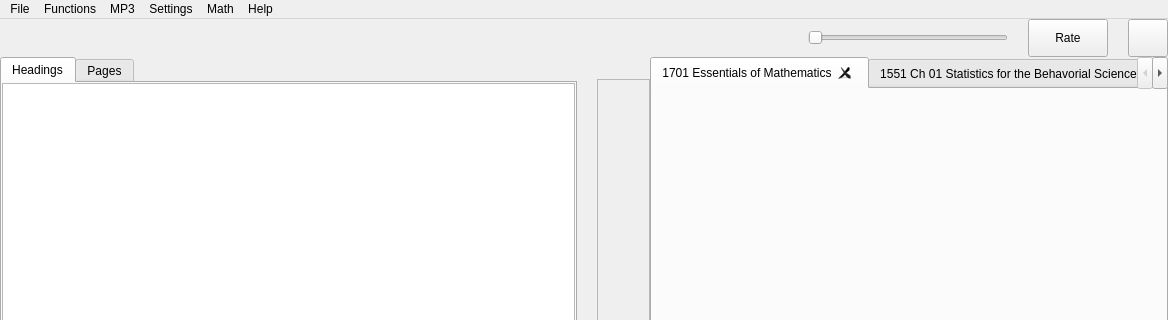
Old version of the form src/forms/mainwindow.ui in the repository DinoZAR/CentralAccessReader; both pictures show x 0 to 1168 and y 0 to 320 of the 1168 by 761 pixel window.
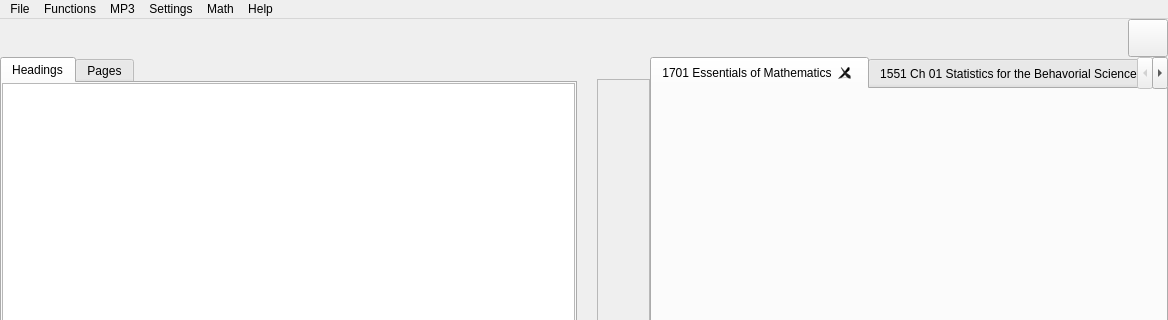
New version of the form. Icons and pictures are not drawn. Custom widgets are drawn as their Qt base class.

Patch:
```diff
--- a/src/forms/mainwindow.ui
+++ b/src/forms/mainwindow.ui
@@ -58,88 +58,6 @@
         </property>
        </spacer>
       </item>
-      <item>
-       <widget class="QSlider" name="rateSlider">
-        <property name="sizePolicy">
-         <sizepolicy hsizetype="Fixed" vsizetype="Fixed">
-          <horstretch>0</horstretch>
-          <verstretch>0</verstretch>
-         </sizepolicy>
-        </property>
-        <property name="minimumSize">
-         <size>
-          <width>200</width>
-          <height>0</height>
-         </size>
-        </property>
-        <property name="maximumSize">
-         <size>
-          <width>201</width>
-          <height>16777215</height>
-         </size>
-        </property>
-        <property name="maximum">
-         <number>100</number>
-        </property>
-        <property name="orientation">
-         <enum>Qt::Horizontal</enum>
-        </property>
-       </widget>
-      </item>
-      <item>
-       <spacer name="horizontalSpacer_4">
-        <property name="orientation">
-         <enum>Qt::Horizontal</enum>
-        </property>
-        <property name="sizeType">
-         <enum>QSizePolicy::Fixed</enum>
-        </property>
-        <property name="sizeHint" stdset="0">
-         <size>
-          <width>20</width>
-          <height>20</height>
-         </size>
-        </property>
-       </spacer>
-      </item>
-      <item>
-       <widget class="QPushButton" name="rateSliderButton">
-        <property name="maximumSize">
-         <size>
-          <width>16777215</width>
-          <height>38</height>
-         </size>
-        </property>
-        <property name="focusPolicy">
-         <enum>Qt::TabFocus</enum>
-        </property>
-        <property name="toolTip">
-         <string>Set the Rate</string>
-        </property>
-        <property name="text">
-         <string>Rate</string>
-        </property>
-        <property name="checkable">
-         <bool>true</bool>
-        </property>
-       </widget>
-      </item>
-      <item>
-       <spacer name="horizontalSpacer_3">
-        <property name="orientation">
-         <enum>Qt::Horizontal</enum>
-        </property>
-        <property name="sizeType">
-         <enum>QSizePolicy::Fixed</enum>
-        </property>
-        <property name="sizeHint" stdset="0">
-         <size>
-          <width>20</width>
-          <height>0</height>
-         </size>
-        </property>
-       </spacer>
-      </item>
       <item>
        <widget class="QPushButton" name="mainMenuButton">
         <property name="maximumSize">
```
Left out of the diff: 4 changed lines with no effect on the pictures.
